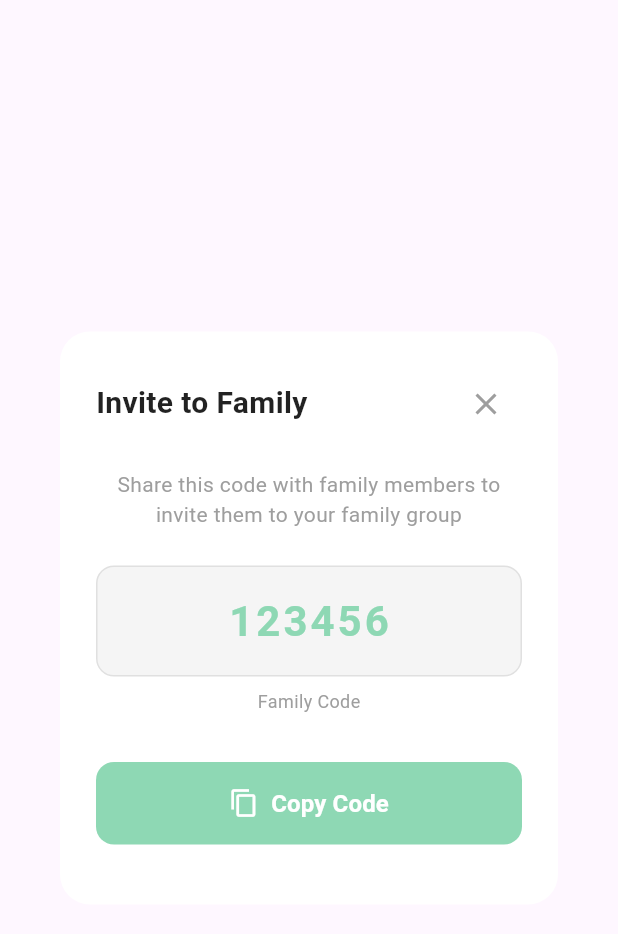
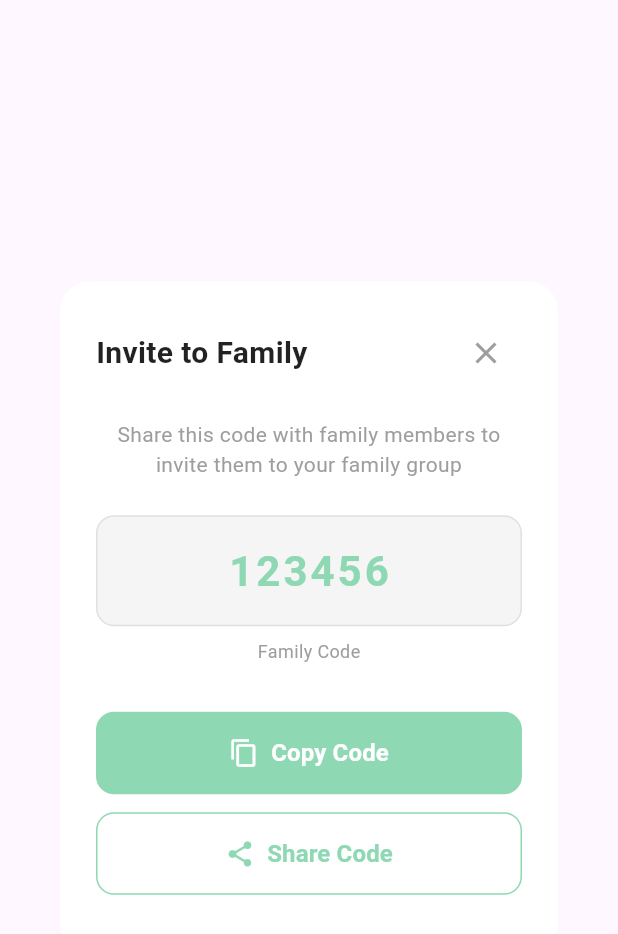
Before and after one commit to gara0xq/Noname-name, a Flutter app: the FamilyInviteDialog widget shown alone on an empty page, opened directly, on a phone screen of 412 x 824 dp. Shown: the top 934 px of the screen. Run offline on Flutter 3.47's test engine with Material 3 defaults, Android fonts, the phone set to English and light mode, and no system bars; our stand-ins replace auto_size_text, dio, flutter_svg, get, share_plus, shared_preferences; missing offline and left inert: aes256; accounts and stored records are empty; network calls fail.

Commit message:
add sharing functionality and integrate share_plus and url_launcher plugins

```diff
--- a/lib/features/home/view/widgets/family_invite_dialog.dart
+++ b/lib/features/home/view/widgets/family_invite_dialog.dart
@@ -1,6 +1,7 @@
 import 'package:flutter/material.dart';
 import 'package:flutter/services.dart';
 import 'package:get/get.dart';
+import 'package:share_plus/share_plus.dart';
 import 'package:testss/features/home/controller/home_controller.dart';
 import '../../../../core/constants/app_colors.dart';
 
@@ -21,6 +22,15 @@ class FamilyInviteDialog extends StatelessWidget {
       backgroundColor: AppColors.primaryGreen,
       colorText: Colors.white,
       duration: const Duration(seconds: 2),
+    );
+  }
+
+  void _shareCode() async {
+    final code = homeController.familyCode.value;
+    final shareMessage = "Hello! Join my family group using this code: $code";
+
+    await SharePlus.instance.share(
+      ShareParams(text: shareMessage, subject: 'Family Group Invitation'),
     );
   }
 
@@ -67,8 +77,12 @@ class FamilyInviteDialog extends StatelessWidget {
 
             const SizedBox(height: 24),
 
-            Obx(() => Container(
-                  padding: const EdgeInsets.symmetric(vertical: 16, horizontal: 24),
+            Obx(
+              () => Container(
+                padding: const EdgeInsets.symmetric(
+                  vertical: 16,
+                  horizontal: 24,
+                ),
                 decoration: BoxDecoration(
                   color: const Color(0xFFF5F5F5),
                   borderRadius: BorderRadius.circular(12),
@@ -85,7 +99,8 @@ class FamilyInviteDialog extends StatelessWidget {
                     ),
                   ),
                 ),
-                )),
+              ),
+            ),
 
             const SizedBox(height: 8),
 
@@ -96,9 +111,11 @@ class FamilyInviteDialog extends StatelessWidget {
 
             const SizedBox(height: 32),
 
+            Column(
+              children: [
                 SizedBox(
                   width: double.infinity,
-              child: ElevatedButton(
+                  child: ElevatedButton.icon(
                     onPressed: _copyToClipboard,
                     style: ElevatedButton.styleFrom(
                       backgroundColor: AppColors.primaryGreen,
@@ -109,21 +126,42 @@ class FamilyInviteDialog extends StatelessWidget {
                       ),
                       elevation: 0,
                     ),
-                child: const Row(
-                  mainAxisAlignment: MainAxisAlignment.center,
-                  children: [
-                    Icon(Icons.copy, size: 20),
-                    SizedBox(width: 8),
-                    Text(
+                    icon: const Icon(Icons.copy, size: 20),
+                    label: const Text(
                       'Copy Code',
                       style: TextStyle(
                         fontSize: 16,
                         fontWeight: FontWeight.w600,
                       ),
                     ),
-                  ],
                   ),
                 ),
+
+                const SizedBox(height: 12),
+
+                SizedBox(
+                  width: double.infinity,
+                  child: OutlinedButton.icon(
+                    onPressed: _shareCode,
+                    style: OutlinedButton.styleFrom(
+                      foregroundColor: AppColors.primaryGreen,
+                      side: const BorderSide(color: AppColors.primaryGreen),
+                      padding: const EdgeInsets.symmetric(vertical: 16),
+                      shape: RoundedRectangleBorder(
+                        borderRadius: BorderRadius.circular(12),
+                      ),
+                    ),
+                    icon: const Icon(Icons.share, size: 20),
+                    label: const Text(
+                      'Share Code',
+                      style: TextStyle(
+                        fontSize: 16,
+                        fontWeight: FontWeight.w600,
+                      ),
+                    ),
+                  ),
+                ),
+              ],
             ),
 
             const SizedBox(height: 16),
--- a/pubspec.yaml
+++ b/pubspec.yaml
@@ -40,6 +40,7 @@ dependencies:
   aes256: ^1.0.0
   flutter_svg: ^2.2.3
   auto_size_text: ^3.0.0
+  share_plus: ^12.0.1
 
 dev_dependencies:
   flutter_test:
```
Also changed, not shown: pubspec.lock, 5 other files. Lines whose indentation alone changed are shown as unchanged.
